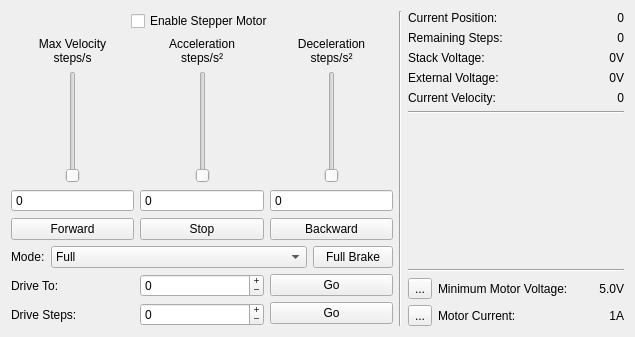
First picture: the form in src/brickv/plugin_system/plugins/stepper/ui/stepper.ui, repository Tinkerforge/brickv, before the edit.
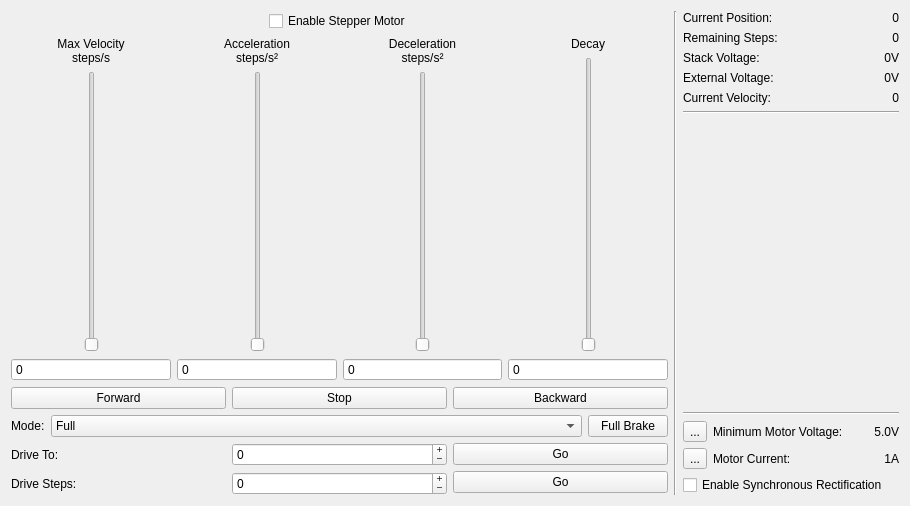
Second picture: the form after the edit. Custom widgets are drawn as their Qt base class.

Commit message: stepper: Bring back the decay slider

Patch:
```diff
--- a/src/brickv/plugin_system/plugins/stepper/ui/stepper.ui
+++ b/src/brickv/plugin_system/plugins/stepper/ui/stepper.ui
@@ -6,8 +6,8 @@
    <rect>
     <x>0</x>
     <y>0</y>
-    <width>635</width>
-    <height>337</height>
+    <width>910</width>
+    <height>506</height>
    </rect>
   </property>
   <property name="windowTitle">
@@ -324,6 +324,85 @@
            </item>
           </layout>
          </item>
+         <item>
+          <widget class="QWidget" name="decay_widget" native="true">
+           <layout class="QVBoxLayout" name="verticalLayout_8">
+            <property name="margin">
+             <number>0</number>
+            </property>
+            <item>
+             <layout class="QVBoxLayout" name="verticalLayout_7">
+              <item>
+               <widget class="QLabel" name="label_11">
+                <property name="text">
+                 <string>Decay</string>
+                </property>
+                <property name="alignment">
+                 <set>Qt::AlignCenter</set>
+                </property>
+               </widget>
+              </item>
+              <item>
+               <layout class="QHBoxLayout" name="horizontalLayout_16">
+                <item>
+                 <spacer name="horizontalSpacer_9">
+                  <property name="orientation">
+                   <enum>Qt::Horizontal</enum>
+                  </property>
+                  <property name="sizeHint" stdset="0">
+                   <size>
+                    <width>40</width>
+                    <height>20</height>
+                   </size>
+                  </property>
+                 </spacer>
+                </item>
+                <item>
+                 <widget class="QSlider" name="decay_slider">
+                  <property name="maximum">
+                   <number>65535</number>
+                  </property>
+                  <property name="pageStep">
+                   <number>1000</number>
+                  </property>
+                  <property name="orientation">
+                   <enum>Qt::Vertical</enum>
+                  </property>
+                 </widget>
+                </item>
+                <item>
+                 <spacer name="horizontalSpacer_10">
+                  <property name="orientation">
+                   <enum>Qt::Horizontal</enum>
+                  </property>
+                  <property name="sizeHint" stdset="0">
+                   <size>
+                    <width>40</width>
+                    <height>20</height>
+                   </size>
+                  </property>
+                 </spacer>
+                </item>
+               </layout>
+              </item>
+              <item>
+               <widget class="QSpinBox" name="decay_spin">
+                <property name="buttonSymbols">
+                 <enum>QAbstractSpinBox::NoButtons</enum>
+                </property>
+                <property name="maximum">
+                 <number>65535</number>
+                </property>
+                <property name="singleStep">
+                 <number>1000</number>
+                </property>
+               </widget>
+              </item>
+             </layout>
+            </item>
+           </layout>
+          </widget>
+         </item>
         </layout>
        </item>
        <item>
@@ -712,6 +791,13 @@
          </item>
         </layout>
        </item>
+       <item>
+        <widget class="QCheckBox" name="sync_rect_checkbox">
+         <property name="text">
+          <string>Enable Synchronous Rectification</string>
+         </property>
+        </widget>
+       </item>
       </layout>
      </item>
     </layout>
```
The commit also changes 1 other file.
